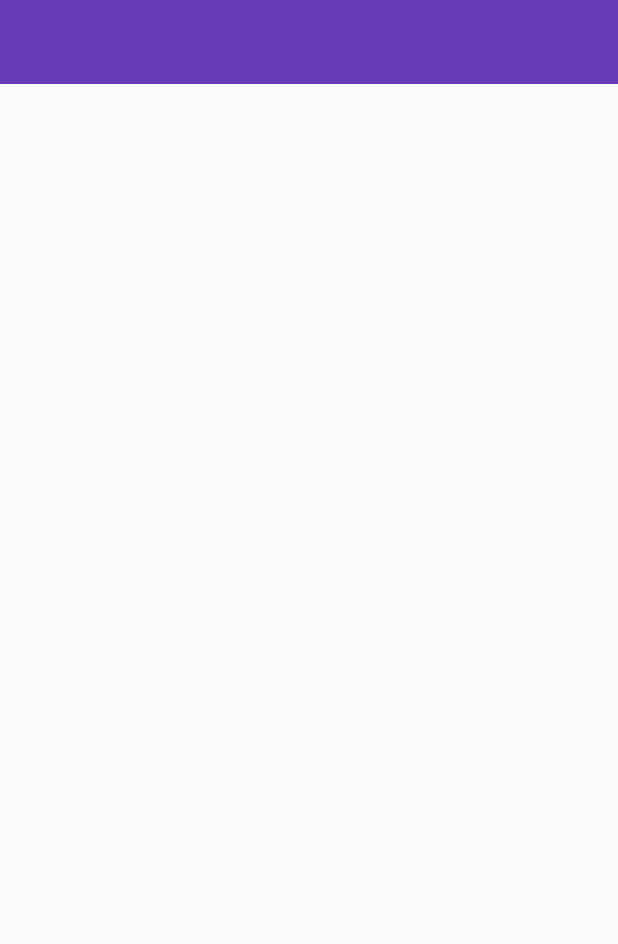
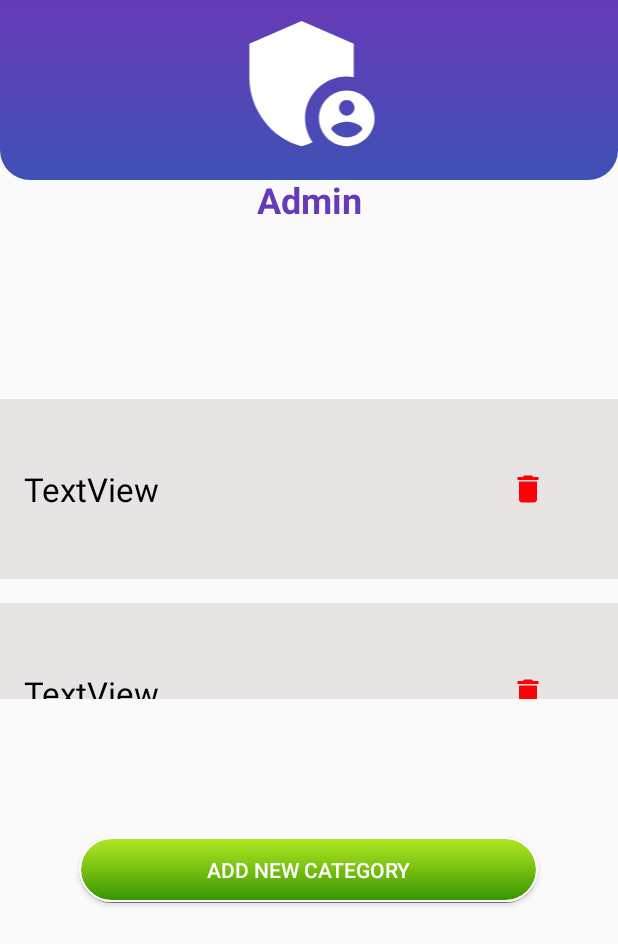
Before and after one commit to ahmed-naeem1012/quiz_fyp_edixia, an Android app: the layout activity_adminpanel.xml on its own in the app's theme, with its tools: preview values and no code run, on a phone screen of 412 x 824 dp. Shown: the top 944 px of the screen. Run offline under Robolectric (Android 15) with nearby library versions, the phone set to English and light mode, and no system bars; Roboto replaces fonts that are not available here.

Commit message:
Admin Panel made

```diff
--- a/app/build.gradle
+++ b/app/build.gradle
@@ -40,11 +40,14 @@ dependencies {
     implementation 'com.github.bumptech.glide:glide:4.11.0'
     implementation 'de.hdodenhof:circleimageview:3.1.0'
     annotationProcessor 'com.github.bumptech.glide:compiler:4.11.0'
+    implementation 'com.facebook.shimmer:shimmer:0.5.0'
 
     implementation platform('com.google.firebase:firebase-bom:26.0.0')
     implementation 'com.google.firebase:firebase-analytics'
     implementation 'com.google.firebase:firebase-auth'
     implementation 'com.google.firebase:firebase-firestore'
+    implementation 'com.google.firebase:firebase-database'
+    implementation 'com.google.firebase:firebase-storage'
 //    implementation 'com.google.firebase:firebase-analytics:21.1.0'0
 //    implementation 'com.google.firebase:firebase-auth:21.0.6'
 //    implementation 'com.google.firebase:firebase-firestore:24.2.1'
--- a/app/src/main/AndroidManifest.xml
+++ b/app/src/main/AndroidManifest.xml
@@ -3,6 +3,9 @@
     package="com.example.quizme">
 
     <uses-permission android:name="android.permission.INTERNET" />
+    <uses-permission android:name="android.permission.READ_EXTERNAL_STORAGE" />
+    <uses-permission android:name="android.permission.WRITE_EXTERNAL_STORAGE" />
+    <uses-permission android:name="android.permission.CAMERA" />
 
     <application
         android:allowBackup="true"
@@ -12,6 +15,9 @@
         android:supportsRtl="true"
         android:theme="@style/AppTheme"
         android:usesCleartextTraffic="true">
+        <activity
+            android:name=".catitem"
+            android:exported="false" />
         <activity
             android:name=".adminpanel"
             android:exported="false" />
--- a/app/src/main/java/com/example/quizme/LeaderboardsFragment.java
+++ b/app/src/main/java/com/example/quizme/LeaderboardsFragment.java
@@ -5,9 +5,11 @@ import android.os.Bundle;
 import androidx.fragment.app.Fragment;
 import androidx.recyclerview.widget.LinearLayoutManager;
 
+import android.util.Log;
 import android.view.LayoutInflater;
 import android.view.View;
 import android.view.ViewGroup;
+import android.widget.Toast;
 
 import com.example.quizme.databinding.FragmentLeaderboardsBinding;
 import com.google.android.gms.tasks.OnSuccessListener;
@@ -63,6 +65,8 @@ public class LeaderboardsFragment extends Fragment {
             }
         });
 
+        Toast.makeText(getContext(),users.toString(),Toast.LENGTH_LONG);
+
 
         return binding.getRoot();
     }
--- /dev/null
+++ b/app/src/main/res/drawable/delete_icon.xml
@@ -0,0 +1,10 @@
+<vector xmlns:android="http://schemas.android.com/apk/res/android"
+    android:width="24dp"
+    android:height="24dp"
+    android:viewportWidth="24"
+    android:viewportHeight="24"
+    android:tint="#FF0009">
+    <path
+        android:fillColor="#FF000000"
+        android:pathData="M6,19c0,1.1 0.9,2 2,2h8c1.1,0 2,-0.9 2,-2V7H6v12zM19,4h-3.5l-1,-1h-5l-1,1H5v2h14V4z"/>
+</vector>
--- a/app/src/main/res/layout/activity_adminpanel.xml
+++ b/app/src/main/res/layout/activity_adminpanel.xml
@@ -6,25 +6,85 @@
     android:layout_height="match_parent"
     tools:context=".adminpanel">
 
-    <androidx.appcompat.widget.Toolbar
-        android:id="@+id/toolbar"
-        android:layout_width="match_parent"
-        app:titleTextAppearance="color"
-        app:titleTextColor="@color/color_white"
-        android:layout_height="wrap_content"
-        android:background="?attr/colorPrimary"
-        android:minHeight="?attr/actionBarSize"
-        android:theme="?attr/actionBarTheme"
+
+    <View
+        android:id="@+id/view7"
+        android:layout_width="wrap_content"
+        android:layout_height="120dp"
+        android:background="@drawable/background_bottom"
         app:layout_constraintEnd_toEndOf="parent"
+        app:layout_constraintHorizontal_bias="0.0"
         app:layout_constraintStart_toStartOf="parent"
         app:layout_constraintTop_toTopOf="parent" />
 
 
+    <com.facebook.shimmer.ShimmerFrameLayout
+        android:id="@+id/shimmer_view_container"
+        android:layout_width="142dp"
+        android:layout_height="154dp"
+        android:layout_centerInParent="true"
+        app:layout_constraintEnd_toEndOf="parent"
+        app:layout_constraintStart_toStartOf="parent"
+        app:layout_constraintTop_toTopOf="parent">
+
+        <androidx.constraintlayout.widget.ConstraintLayout
+            android:layout_width="wrap_content"
+            android:layout_height="match_parent"
+            android:gravity="center"
+            android:orientation="vertical">
+
+            <!--Image-->
+
+            <!--Text given to Image-->
+
+            <ImageView
+                android:id="@+id/imageView11"
+                android:layout_width="137dp"
+                android:layout_height="111dp"
+                android:layout_marginStart="4dp"
+                android:src="@drawable/ic_baseline_admin_panel_settings_24"
+                app:layout_constraintStart_toStartOf="parent"
+                app:layout_constraintTop_toTopOf="parent" />
+
+            <TextView
+                android:layout_width="wrap_content"
+                android:layout_height="wrap_content"
+                android:text="Admin"
+                android:textColor="@color/colorPurple"
+                android:textSize="24dp"
+                android:textStyle="bold"
+                app:layout_constraintBottom_toBottomOf="parent"
+                app:layout_constraintEnd_toEndOf="parent"
+                app:layout_constraintStart_toStartOf="parent"
+                app:layout_constraintTop_toBottomOf="@+id/imageView11" />
+
+        </androidx.constraintlayout.widget.ConstraintLayout>
+
+    </com.facebook.shimmer.ShimmerFrameLayout>
 
 
+    <androidx.recyclerview.widget.RecyclerView
+        android:id="@+id/recyclerViewid"
+        android:layout_width="match_parent"
+        android:layout_height="200dp"
+        android:layout_marginTop="112dp"
+        tools:listitem="@layout/activity_catitem"
+        app:layout_constraintStart_toStartOf="parent"
+        app:layout_constraintTop_toBottomOf="@+id/shimmer_view_container" />
 
 
-
+    <Button
+        android:id="@+id/add"
+        android:layout_width="306dp"
+        android:layout_height="44dp"
+        android:layout_marginTop="92dp"
+        android:background="@drawable/button_2"
+        android:text="Add New Category"
+        android:textColor="@color/color_white"
+        app:layout_constraintEnd_toEndOf="parent"
+        app:layout_constraintHorizontal_bias="0.495"
+        app:layout_constraintStart_toStartOf="parent"
+        app:layout_constraintTop_toBottomOf="@+id/recyclerViewid" />
 
 
 </androidx.constraintlayout.widget.ConstraintLayout>
--- /dev/null
+++ b/app/src/main/res/layout/activity_catitem.xml
@@ -0,0 +1,41 @@
+<?xml version="1.0" encoding="utf-8"?>
+<androidx.constraintlayout.widget.ConstraintLayout xmlns:android="http://schemas.android.com/apk/res/android"
+    xmlns:app="http://schemas.android.com/apk/res-auto"
+    xmlns:tools="http://schemas.android.com/tools"
+    android:layout_width="match_parent"
+    android:layout_marginBottom="16dp"
+    android:background="#E8E4E4"
+    android:layout_height="wrap_content">
+
+
+    <TextView
+        android:id="@+id/namecategory"
+        android:layout_width="wrap_content"
+        android:layout_height="wrap_content"
+        android:layout_marginStart="16dp"
+        android:layout_marginTop="32dp"
+        android:layout_marginBottom="32dp"
+        android:text="TextView"
+        android:textColor="@android:color/black"
+        android:textSize="22sp"
+        app:layout_constraintBottom_toBottomOf="parent"
+        app:layout_constraintStart_toStartOf="parent"
+        app:layout_constraintTop_toTopOf="parent" />
+
+    <ImageView
+        android:id="@+id/deletecategory"
+        android:layout_width="wrap_content"
+        android:layout_height="wrap_content"
+        android:layout_marginTop="32dp"
+        android:layout_marginEnd="32dp"
+        android:layout_marginBottom="32dp"
+        android:padding="16dp"
+        app:layout_constraintBottom_toBottomOf="parent"
+        app:layout_constraintEnd_toEndOf="parent"
+        app:layout_constraintTop_toTopOf="parent"
+        app:srcCompat="@drawable/delete_icon"
+        />
+
+
+
+</androidx.constraintlayout.widget.ConstraintLayout>
```
Also changed, not shown: app/src/main/java/com/example/quizme/adapterforadmin.java (added, +294 -0 lines), app/src/main/java/com/example/quizme/adminpanel.java (+90 -2 lines), app/src/main/java/com/example/quizme/adminuser.java (added, +27 -0 lines), app/src/main/java/com/example/quizme/catitem.java (added, +14 -0 lines).
